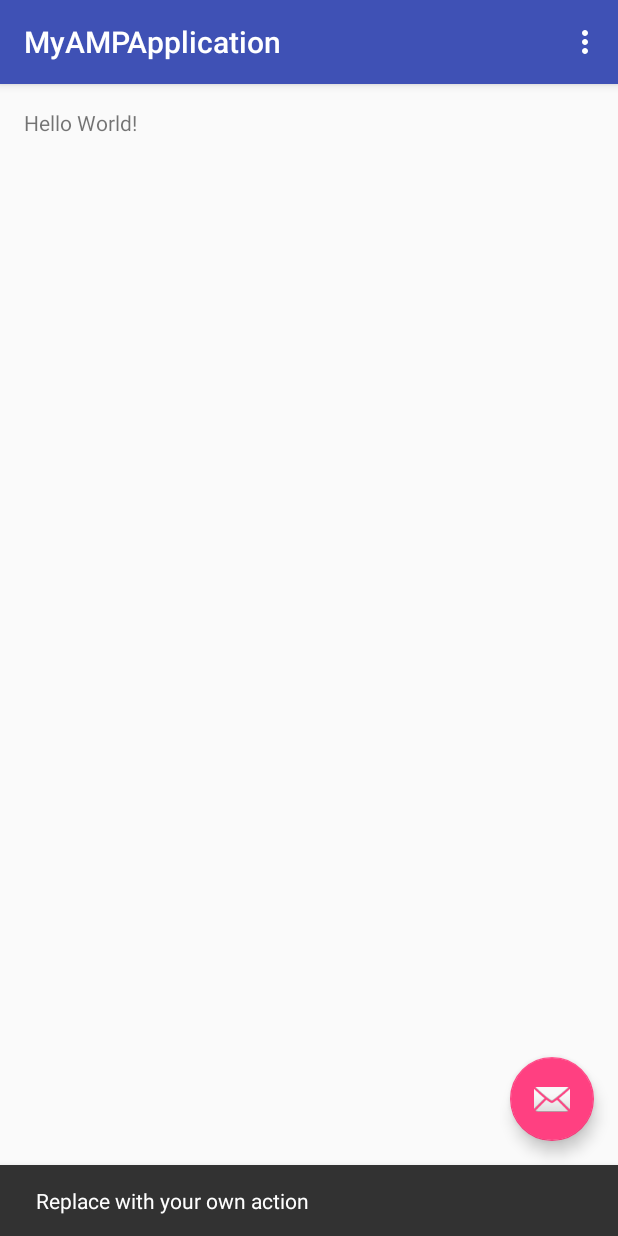
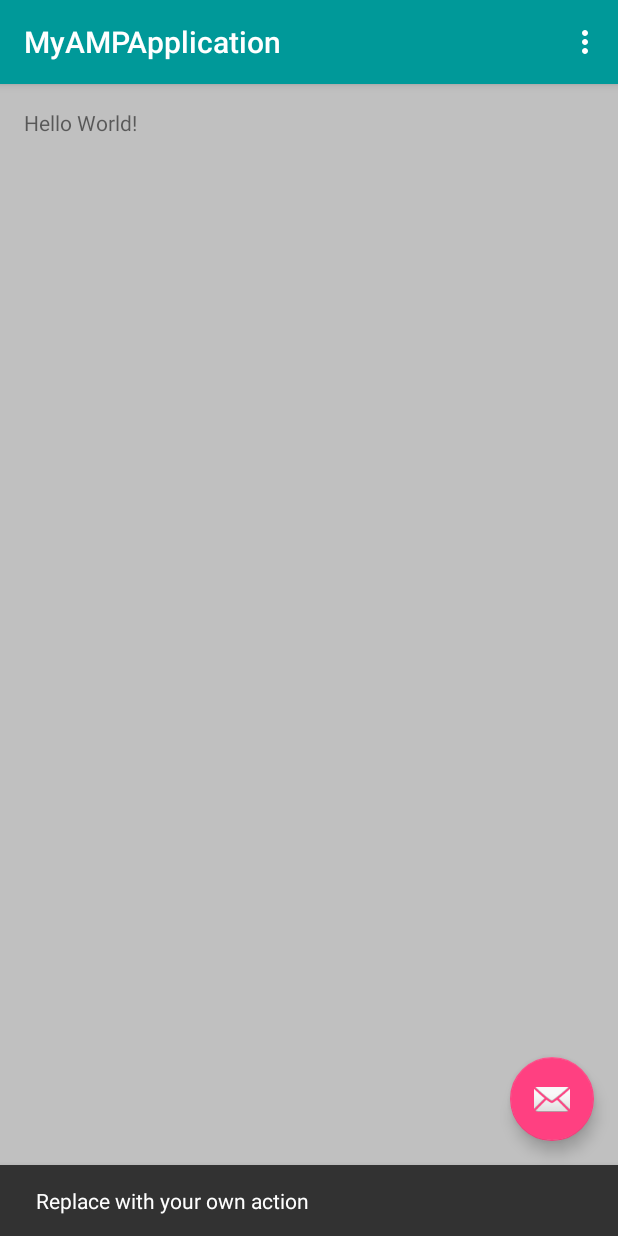
Before and after one commit to ManalotoM/MyAMPApplication, an Android app: the screen it shows after launch (MainActivity), after a tap on an icon or button, on a phone screen of 412 x 824 dp. Run offline under Robolectric (Android 15) with nearby library versions, the phone set to English and light mode, and no system bars.

Commit message:
I've changed the background colors

```diff
--- a/app/src/main/AndroidManifest.xml
+++ b/app/src/main/AndroidManifest.xml
@@ -1,17 +1,17 @@
 <?xml version="1.0" encoding="utf-8"?>
 <manifest xmlns:android="http://schemas.android.com/apk/res/android"
-    package="com.example.cosorio.myampapplication">
+    package="com.example.cosorio.myampapplication" >
 
     <application
         android:allowBackup="true"
         android:icon="@mipmap/ic_launcher"
         android:label="@string/app_name"
         android:supportsRtl="true"
-        android:theme="@style/AppTheme">
+        android:theme="@style/AppTheme" >
         <activity
             android:name=".MainActivity"
             android:label="@string/app_name"
-            android:theme="@style/AppTheme.NoActionBar">
+            android:theme="@style/AppTheme.NoActionBar" >
             <intent-filter>
                 <action android:name="android.intent.action.MAIN" />
 
--- a/app/src/main/java/com/example/cosorio/myampapplication/MainActivity.java
+++ b/app/src/main/java/com/example/cosorio/myampapplication/MainActivity.java
@@ -18,7 +18,7 @@ public class MainActivity extends AppCompatActivity {
         Toolbar toolbar = (Toolbar) findViewById(R.id.toolbar);
         setSupportActionBar(toolbar);
 
-        FloatingActionButton fab = (FloatingActionButton) findViewById(R.id.fab);
+       FloatingActionButton fab = (FloatingActionButton) findViewById(R.id.fab);
         fab.setOnClickListener(new View.OnClickListener() {
             @Override
             public void onClick(View view) {
--- a/app/src/main/res/layout/activity_main.xml
+++ b/app/src/main/res/layout/activity_main.xml
@@ -1,5 +1,6 @@
 <?xml version="1.0" encoding="utf-8"?>
-<android.support.design.widget.CoordinatorLayout xmlns:android="http://schemas.android.com/apk/res/android"
+<android.support.design.widget.CoordinatorLayout
+    xmlns:android="http://schemas.android.com/apk/res/android"
     xmlns:app="http://schemas.android.com/apk/res-auto"
     xmlns:tools="http://schemas.android.com/tools"
     android:layout_width="match_parent"
@@ -8,20 +9,20 @@
     tools:context="com.example.cosorio.myampapplication.MainActivity">
 
     <android.support.design.widget.AppBarLayout
+        android:layout_height="wrap_content"
         android:layout_width="match_parent"
-        android:layout_height="wrap_content"
         android:theme="@style/AppTheme.AppBarOverlay">
 
         <android.support.v7.widget.Toolbar
             android:id="@+id/toolbar"
             android:layout_width="match_parent"
             android:layout_height="?attr/actionBarSize"
-            android:background="?attr/colorPrimary"
+            android:background="#009999"
             app:popupTheme="@style/AppTheme.PopupOverlay" />
 
     </android.support.design.widget.AppBarLayout>
 
-    <include layout="@layout/content_main" />
+    <include layout="@layout/content_main"/>
 
     <android.support.design.widget.FloatingActionButton
         android:id="@+id/fab"
--- a/app/src/main/res/layout/content_main.xml
+++ b/app/src/main/res/layout/content_main.xml
@@ -1,19 +1,21 @@
 <?xml version="1.0" encoding="utf-8"?>
-<RelativeLayout xmlns:android="http://schemas.android.com/apk/res/android"
+<RelativeLayout
+    xmlns:android="http://schemas.android.com/apk/res/android"
+    xmlns:tools="http://schemas.android.com/tools"
     xmlns:app="http://schemas.android.com/apk/res-auto"
-    xmlns:tools="http://schemas.android.com/tools"
     android:layout_width="match_parent"
     android:layout_height="match_parent"
-    android:paddingBottom="@dimen/activity_vertical_margin"
     android:paddingLeft="@dimen/activity_horizontal_margin"
     android:paddingRight="@dimen/activity_horizontal_margin"
     android:paddingTop="@dimen/activity_vertical_margin"
+    android:paddingBottom="@dimen/activity_vertical_margin"
+    android:background="#C0C0C0"
     app:layout_behavior="@string/appbar_scrolling_view_behavior"
-    tools:context="com.example.cosorio.myampapplication.MainActivity"
-    tools:showIn="@layout/activity_main">
+    tools:showIn="@layout/activity_main"
+    tools:context="com.example.cosorio.myampapplication.MainActivity">
 
     <TextView
+        android:text="Hello World!"
         android:layout_width="wrap_content"
-        android:layout_height="wrap_content"
-        android:text="Hello World!" />
+        android:layout_height="wrap_content" />
 </RelativeLayout>
--- a/app/src/main/res/menu/menu_main.xml
+++ b/app/src/main/res/menu/menu_main.xml
@@ -1,10 +1,9 @@
 <menu xmlns:android="http://schemas.android.com/apk/res/android"
     xmlns:app="http://schemas.android.com/apk/res-auto"
     xmlns:tools="http://schemas.android.com/tools"
-    tools:context="com.example.cosorio.myampapplication.MainActivity">
-    <item
-        android:id="@+id/action_settings"
+    tools:context="com.example.cosorio.myampapplication.MainActivity" >
+    <item android:id="@+id/action_settings"
+        android:title="@string/action_settings"
         android:orderInCategory="100"
-        android:title="@string/action_settings"
         app:showAsAction="never" />
 </menu>
--- a/app/src/main/res/values-v21/styles.xml
+++ b/app/src/main/res/values-v21/styles.xml
@@ -1,5 +1,4 @@
 <resources>>
-
             <style name="AppTheme.NoActionBar">
             <item name="windowActionBar">false</item>
             <item name="windowNoTitle">true</item>
--- a/app/src/main/res/values/styles.xml
+++ b/app/src/main/res/values/styles.xml
@@ -7,14 +7,11 @@
         <item name="colorPrimaryDark">@color/colorPrimaryDark</item>
         <item name="colorAccent">@color/colorAccent</item>
     </style>
-
     <style name="AppTheme.NoActionBar">
         <item name="windowActionBar">false</item>
         <item name="windowNoTitle">true</item>
     </style>
-
     <style name="AppTheme.AppBarOverlay" parent="ThemeOverlay.AppCompat.Dark.ActionBar" />
-
     <style name="AppTheme.PopupOverlay" parent="ThemeOverlay.AppCompat.Light" />
 
 </resources>
```
Lines whose indentation alone changed are shown as unchanged.
